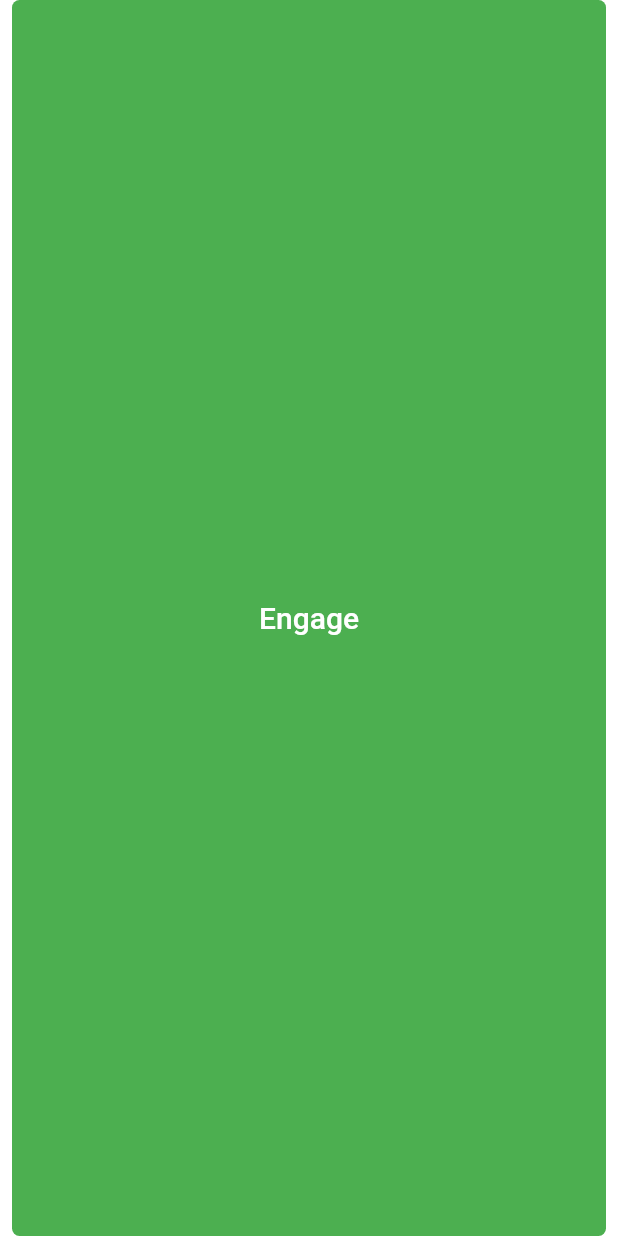
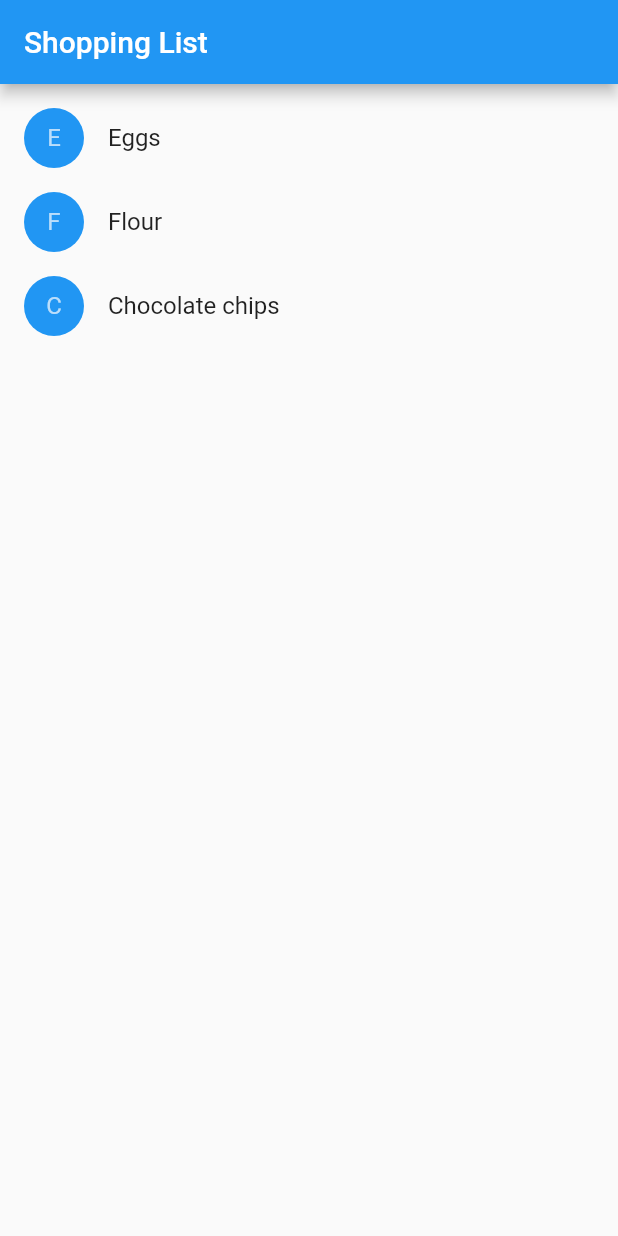
Before and after one commit to JianchuanWu/helloworld, a Flutter app: the screen it shows after launch, on a phone screen of 412 x 824 dp. Run offline on Flutter 3.47's test engine with Material 2 defaults, Android fonts, the phone set to English and light mode, and no system bars.

Commit message:
实现简单购物车功能。

```diff
--- /dev/null
+++ b/lib/ShoppingList.dart
@@ -0,0 +1,42 @@
+import 'package:flutter/material.dart';
+import 'package:helloworld/ShoppingListItem.dart';
+
+class ShoppingList extends StatefulWidget {
+  ShoppingList({Key key, this.products}) : super(key: key);
+  final List<Product> products;
+
+  @override
+  _ShoppingListState createState() => new _ShoppingListState();
+}
+
+class _ShoppingListState extends State<ShoppingList> {
+  Set<Product> _shoppingCart = new Set<Product>();
+
+  void _handleCartChanged(Product product, bool inCart) {
+    setState(() {
+      if (inCart)
+        _shoppingCart.add(product);
+      else
+        _shoppingCart.remove(product);
+    });
+  }
+
+  @override
+  Widget build(BuildContext context) {
+    return new Scaffold(
+      appBar: new AppBar(
+        title: new Text('Shopping List'),
+      ),
+      body: new ListView(
+        padding: new EdgeInsets.symmetric(vertical: 8.0),
+        children: widget.products.map((Product product) {
+          return new ShoppingListItem(
+            product: product,
+            inCart: _shoppingCart.contains(product),
+            onCartChanged: _handleCartChanged,
+          );
+        }).toList(),
+      ),
+    );
+  }
+}
--- /dev/null
+++ b/lib/ShoppingListItem.dart
@@ -0,0 +1,46 @@
+import 'package:flutter/material.dart';
+
+class Product {
+  const Product({this.name});
+
+  final String name;
+}
+
+typedef void CartChangedCallback(Product product, bool inCart);
+
+class ShoppingListItem extends StatelessWidget {
+  ShoppingListItem({Product product, this.inCart, this.onCartChanged})
+      : product = product,
+        super(key: new ObjectKey(product));
+
+  final Product product;
+  final bool inCart;
+  final CartChangedCallback onCartChanged;
+
+  Color _getColor(BuildContext context) {
+    return inCart ? Colors.black54 : Theme.of(context).primaryColor;
+  }
+
+  TextStyle _getTextStyle(BuildContext context) {
+    if (!inCart) return null;
+
+    return new TextStyle(
+      color: Colors.black54,
+      decoration: TextDecoration.lineThrough,
+    );
+  }
+
+  @override
+  Widget build(BuildContext context) {
+    return new ListTile(
+      onTap: () {
+        onCartChanged(product, !inCart);
+      },
+      leading: new CircleAvatar(
+        backgroundColor: _getColor(context),
+        child: new Text(product.name[0]),
+      ),
+      title: new Text(product.name, style: _getTextStyle(context)),
+    );
+  }
+}
--- a/lib/main.dart
+++ b/lib/main.dart
@@ -1,7 +1,14 @@
 import 'package:flutter/material.dart';
-import 'package:helloworld/MyButton.dart';
+import 'package:helloworld/ShoppingList.dart';
+import 'package:helloworld/ShoppingListItem.dart';
 
 void main() => runApp(new MaterialApp(
       title: 'MyApp',
-      home: new MyButton(),
+      home: new ShoppingList(
+        products: <Product>[
+          new Product(name: 'Eggs'),
+          new Product(name: 'Flour'),
+          new Product(name: 'Chocolate chips'),
+        ],
+      ),
     ));
```
